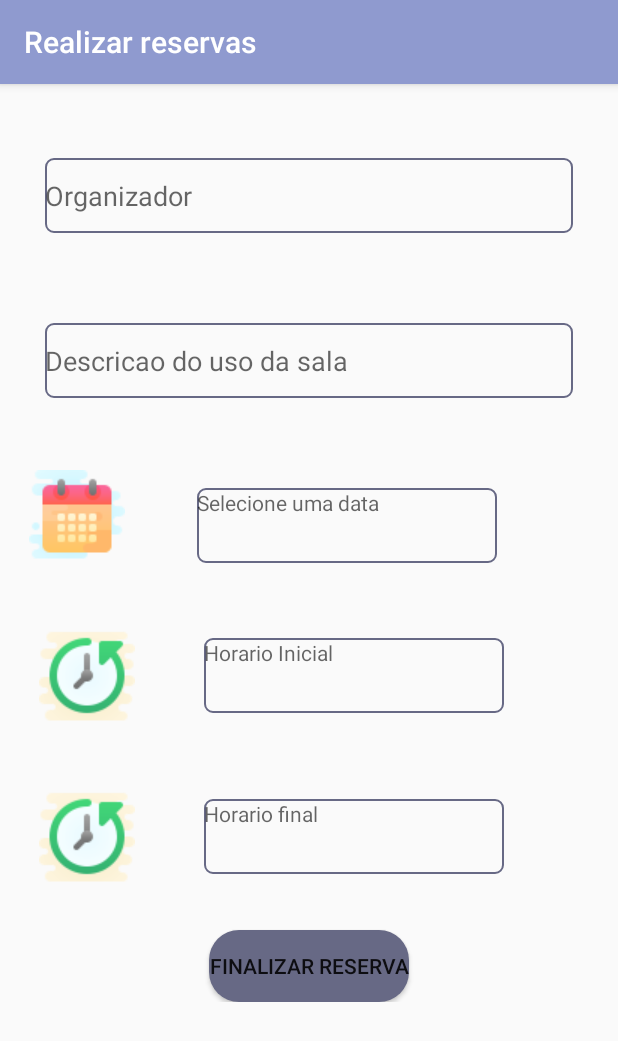
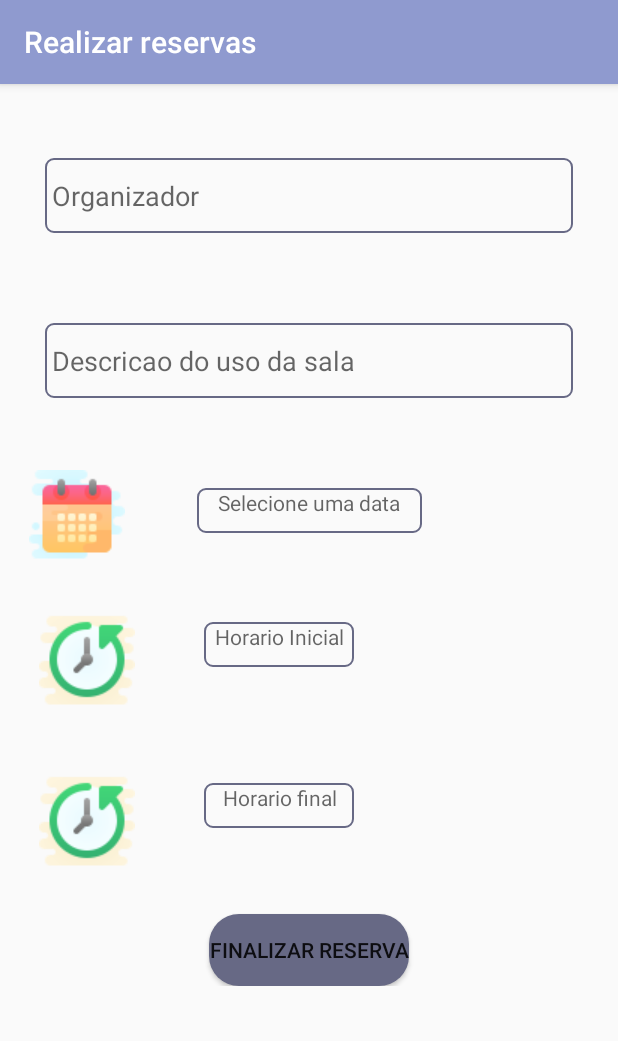
Before and after one commit to TassyH/ProjetoLocacaoSalaWise, an Android app: the ReservaSalaActivity screen opened directly, with no data from a screen before it, after a tap on an icon or button, on a phone screen of 412 x 824 dp. Shown: the top 1041 px of the screen. Run offline under Robolectric (Android 15) with nearby library versions, the light colour scheme and no system bars.

Commit message:
commit 27-01-20-wise

```diff
--- a/app/src/main/java/com/example/locacaodesalas/Adapter/ListaSalasAdapter.java
+++ b/app/src/main/java/com/example/locacaodesalas/Adapter/ListaSalasAdapter.java
@@ -49,7 +49,7 @@ public class ListaSalasAdapter extends BaseAdapter {
         Sala sala = salas.get(posicao);
 
         TextView nomeSala = viewCriada.findViewById(R.id.item_nome_sala);
-        String nome = nomeSala.toString();
+        String nome = nomeSala.getText().toString();
         nomeSala.setText(nome);
 
        /* ImageView imagem = viewCriada.findViewById(R.id.item_img_sala);
@@ -64,7 +64,7 @@ public class ListaSalasAdapter extends BaseAdapter {
         estadoSala.setText(estato);*/
 
         TextView localSala = viewCriada.findViewById(R.id.item_sala_local);
-        String localizacao = localSala.toString();
+        String localizacao = localSala.getText().toString();
         localSala.setText(localizacao);
 
        /* TextView descricaoSala = viewCriada.findViewById(R.id.item_sala_descrisao);
--- /dev/null
+++ b/app/src/main/java/com/example/locacaodesalas/Dao/ReservaDAO.java
@@ -0,0 +1,29 @@
+package com.example.locacaodesalas.Dao;
+
+import com.example.locacaodesalas.Model.Reserva;
+import com.example.locacaodesalas.R;
+
+import java.util.ArrayList;
+import java.util.List;
+
+public class ReservaDAO {
+
+    private final static List<Reserva> reservas = new ArrayList<>();
+    private static int contadorDeIds = 1;
+
+      public void salva (Reserva reserva){
+          reserva.setId(contadorDeIds);
+          reservas.add(reserva);
+          atualizaIds();
+      }
+
+      private void atualizaIds() {
+          contadorDeIds++;
+      }
+
+      public List<Reserva> todos(){
+          return new ArrayList<>(reservas);
+      }
+
+
+}
--- /dev/null
+++ b/app/src/main/java/com/example/locacaodesalas/Ui/ContentsVariavel.java
@@ -0,0 +1,5 @@
+package com.example.locacaodesalas.Ui;
+
+public interface ContentsVariavel {
+    String CHAVE_RESERVA = "reserva";
+}
--- a/app/src/main/java/com/example/locacaodesalas/Ui/ReservaSalaActivity.java
+++ b/app/src/main/java/com/example/locacaodesalas/Ui/ReservaSalaActivity.java
@@ -5,18 +5,32 @@ import androidx.appcompat.app.AppCompatActivity;
 import android.annotation.SuppressLint;
 import android.content.Intent;
 import android.os.Bundle;
+import android.os.Parcelable;
 import android.view.View;
+import android.widget.AdapterView;
 import android.widget.Button;
 import android.widget.EditText;
+import android.widget.ListView;
+import android.widget.RelativeLayout;
 import android.widget.TextView;
 
+import com.example.locacaodesalas.Adapter.ListaReservaAdpter;
+import com.example.locacaodesalas.Dao.ReservaDAO;
+import com.example.locacaodesalas.Model.Reserva;
 import com.example.locacaodesalas.R;
 import com.google.android.material.floatingactionbutton.FloatingActionButton;
+
+import java.util.List;
+
+import static com.example.locacaodesalas.Ui.ContentsVariavel.CHAVE_RESERVA;
 
 public class ReservaSalaActivity extends AppCompatActivity {
   Button btnReserva;
   TextView textoData,textoHoraI, textoHoraF;
   TextView edNomelocador, edDescricaoLocacao;
+  private final ReservaDAO dao = new ReservaDAO();
+
+  private ListaReservaAdpter adapter;
     public static final String TITULO_APPBAR = "Sua reserva";
 
 
@@ -25,6 +39,8 @@ public class ReservaSalaActivity extends AppCompatActivity {
         super.onCreate(savedInstanceState);
         setContentView(R.layout.activity_reserva_sala);
         setTitle(TITULO_APPBAR);
+        configuraFabNovaReseva();
+
 
         textoData = (TextView) findViewById(R.id.text_calendario);
         textoHoraI = (TextView) findViewById(R.id.text_horaioInicial);
@@ -32,14 +48,57 @@ public class ReservaSalaActivity extends AppCompatActivity {
         edDescricaoLocacao = (TextView) findViewById(R.id.visual_descricao_locacao);
         edNomelocador = (TextView) findViewById(R.id.visual_organizador_locacao);
 
-        FloatingActionButton botaoNovoAluno = findViewById(R.id.fab_reserva);
-        botaoNovoAluno.setOnClickListener(new View.OnClickListener() {
+        ListView listaDeReservas = findViewById(R.id.listview_reservas_sala);
+        adapter = new ListaReservaAdpter(this);
+        listaDeReservas.setAdapter(adapter);
+        configuraListenerDeCliquePorItem(listaDeReservas);
+
+    }
+
+    private void configuraFabNovaReseva(){
+        FloatingActionButton botaoNovaReserva = findViewById(R.id.fab_reserva);
+        botaoNovaReserva.setOnClickListener(new View.OnClickListener() {
             @Override
             public void onClick(View view) {
-                Intent intent = new Intent(ReservaSalaActivity.this, CadastroReservaActivity.class);
-                startActivity(intent);
+                abreFormularioInserirReserva();
             }
         });
 
     }
+
+    private void abreFormularioInserirReserva(){
+        Intent intent = new Intent(ReservaSalaActivity.this, CadastroReservaActivity.class);
+        startActivity(intent);
+    }
+
+    private void configuraListenerDeCliquePorItem(ListView listaDeReservas) {
+        listaDeReservas.setOnItemClickListener(new AdapterView.OnItemClickListener() {
+            @Override
+            public void onItemClick(AdapterView<?> adapterView, View view, int posicao, long id) {
+                Reserva reservaEscolhida = (Reserva) adapterView.getItemAtPosition(posicao);
+                abreFormularioModoEditaReserva(reservaEscolhida);
+            }
+        });
+    }
+
+    private void abreFormularioModoEditaReserva(Reserva reserva) {
+        Intent vaiParaFormularioActivity =
+                new Intent(ReservaSalaActivity.this, CadastroReservaActivity.class);
+        vaiParaFormularioActivity.putExtra(CHAVE_RESERVA, reserva);
+        startActivity(vaiParaFormularioActivity);
+    }
+
+    @Override
+    protected void onResume() {
+        super.onResume();
+        atualizaReserva();
+    }
+
+    private void atualizaReserva() {
+        adapter.atualiza(dao.todos());
+    }
+
+
+
+
 }
--- a/app/src/main/res/layout/activity_cadastro_reserva.xml
+++ b/app/src/main/res/layout/activity_cadastro_reserva.xml
@@ -25,7 +25,7 @@
         android:layout_margin="30dp"
         android:background="@drawable/editt_radius"
         android:inputType="textCapWords"
-        android:hint="Organizador"
+        android:hint=" Organizador"
         />
 
     <EditText
@@ -35,7 +35,7 @@
         android:layout_margin="30dp"
         android:layout_marginEnd="30dp"
         android:background="@drawable/editt_radius"
-        android:hint="Descricao do uso da sala" />
+        android:hint=" Descricao do uso da sala" />
 
     <LinearLayout
         android:layout_width="match_parent"
@@ -55,8 +55,9 @@
 
         <TextView
             android:id="@+id/text_calendario"
-            android:layout_width="200dp"
-            android:layout_height="50dp"
+            android:layout_width="150dp"
+            android:layout_height="30dp"
+            android:textAlignment="center"
             android:layout_margin="30dp"
             android:layout_marginEnd="30dp"
             android:hint="Selecione uma data"
@@ -90,10 +91,11 @@
         </ImageButton>
         <TextView
             android:id="@+id/text_horaioInicial"
-            android:layout_width="200dp"
-            android:layout_height="50dp"
+            android:layout_width="100dp"
+            android:layout_height="30dp"
             android:layout_margin="20dp"
             android:layout_marginEnd="30dp"
+            android:textAlignment="center"
             android:background="@drawable/editt_radius"
             android:hint="Horario Inicial">
 
@@ -121,10 +123,11 @@
 
         <TextView
             android:id="@+id/text_horaioFinal"
-            android:layout_width="200dp"
-            android:layout_height="50dp"
+            android:layout_width="100dp"
+            android:layout_height="30dp"
             android:layout_margin="20dp"
             android:layout_marginEnd="30dp"
+            android:textAlignment="center"
             android:background="@drawable/editt_radius"
             android:hint="Horario final">
 
```
Also changed, not shown: app/src/main/java/com/example/locacaodesalas/Adapter/ListaReservaAdpter.java (+46 -15 lines), app/src/main/java/com/example/locacaodesalas/Dao/AlocarDAO.java (deleted, +0 -12 lines), app/src/main/java/com/example/locacaodesalas/Dao/SalaDAO.java (+4 -4 lines), app/src/main/java/com/example/locacaodesalas/Model/Reserva.java (+96 -1 lines), app/src/main/java/com/example/locacaodesalas/Model/Sala.java (+3 -11 lines), app/src/main/java/com/example/locacaodesalas/Ui/CadastroReservaActivity.java (+3 -19 lines), app/src/main/res/layout/activity_reserva_sala.xml (+13 -13 lines), app/src/main/res/layout/item_lista_reserva.xml (+1 -22 lines), app/src/main/res/layout/lista_salas.xml (+10 -24 lines), app/src/main/res/menu/activity_lista_reservas_menu.xml (added, +7 -0 lines).
